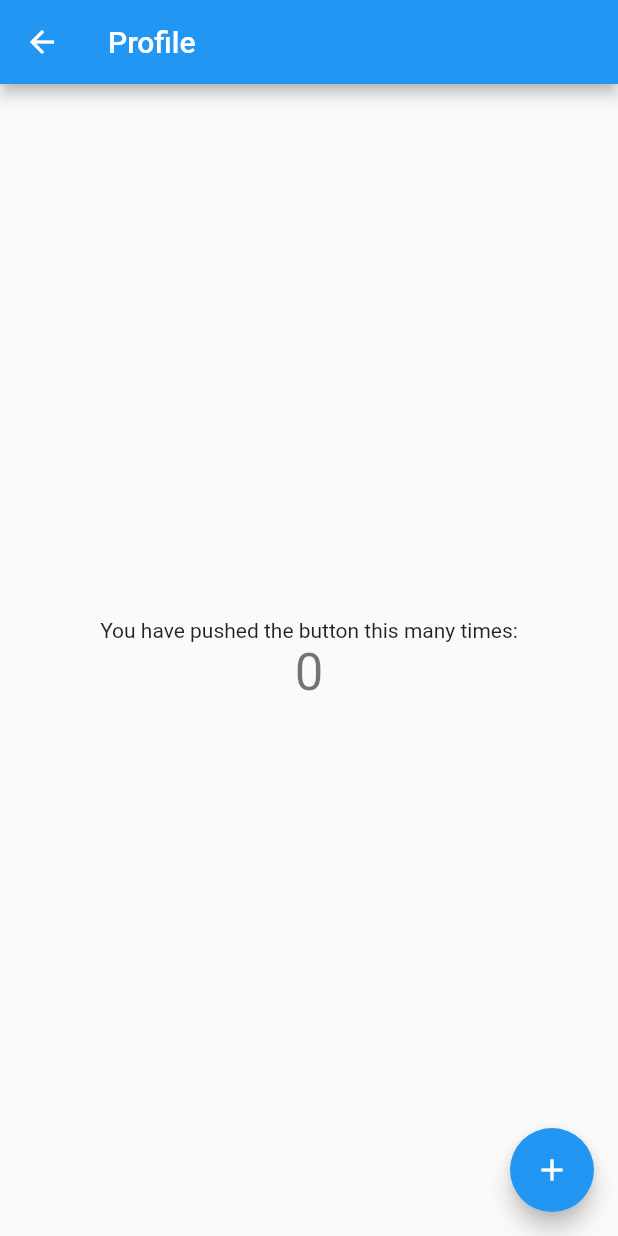
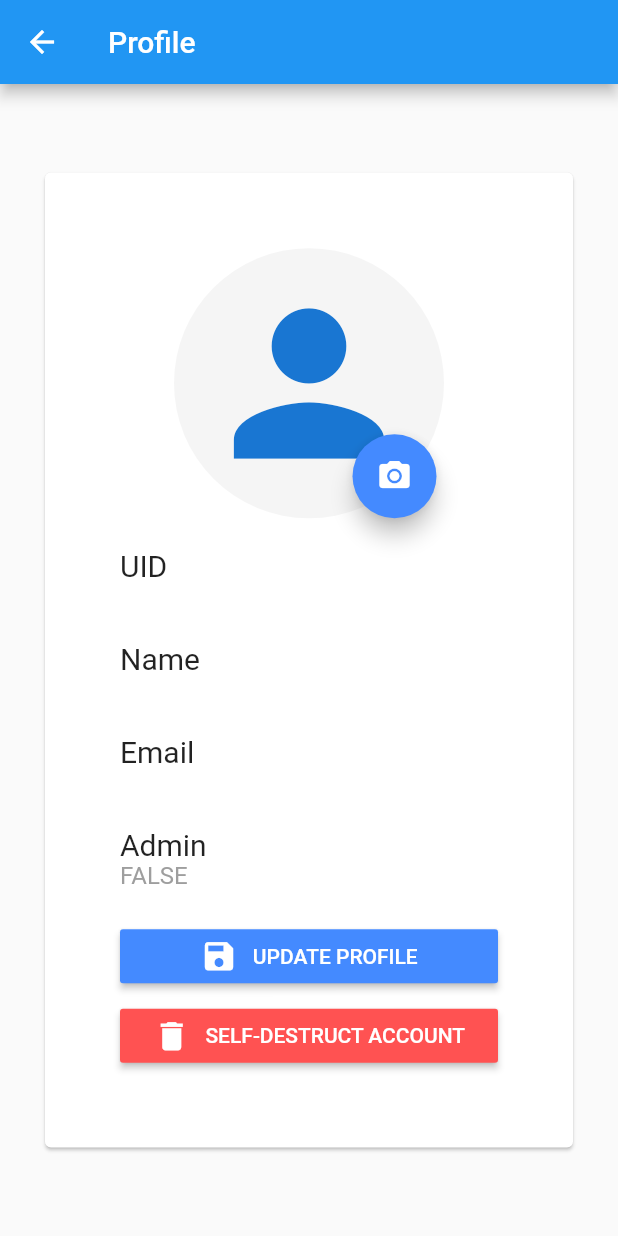
Before and after one commit to arma7x/FireFlutter, a Flutter app: the Profile screen opened directly, on a phone screen of 412 x 824 dp. Run offline on Flutter 3.47's test engine with Material 2 defaults, Android fonts, the phone set to English and light mode, and no system bars; our stand-ins replace cached_network_image, device_info, firebase_auth, firebase_database, firebase_messaging, google_sign_in and 2 more; accounts and stored records are empty.

Commit message:
flutter WIP upgrade

```diff
--- a/fireflutter/lib/navigation/screens/profile.dart
+++ b/fireflutter/lib/navigation/screens/profile.dart
@@ -1,6 +1,8 @@
 import 'package:flutter/material.dart';
 import 'package:provider/provider.dart';
 import 'package:fireflutter/state/provider_state.dart';
+import 'package:cached_network_image/cached_network_image.dart';
+import 'package:firebase_auth/firebase_auth.dart';
 
 class Profile extends StatefulWidget {
   Profile({Key key, this.title}) : super(key: key);
@@ -22,35 +24,155 @@ class Profile extends StatefulWidget {
 
 class _ProfileState extends State<Profile> {
 
+  FirebaseUser _user;
+  Map<dynamic, dynamic> _metadata;
+
   @override
   Widget build(BuildContext context) {
 
-    final counter = Provider.of<Counter>(context);
+    _user = Provider.of<Auth>(context).user;
+    _metadata = Provider.of<Auth>(context).metadata;
 
     return Scaffold(
       appBar: AppBar(
         title: Text(widget.title),
       ),
       body: Center(
+        child: Card(
+          margin: EdgeInsets.fromLTRB(0.0, 30.0, 0.0, 30.0),
+          child: Container(
+            height: 650,
+            width: (MediaQuery.of(context).size.width - 60),
             child: Column(
               mainAxisAlignment: MainAxisAlignment.center,
               children: <Widget>[
+                Stack(
+                    children: <Widget>[
+                      CircleAvatar(
+                        radius: 90,
+                        backgroundColor: Colors.grey[100],
+                        backgroundImage: _user?.photoUrl != null ? CachedNetworkImageProvider(_user?.photoUrl) : null,
+                        child: _user?.photoUrl == null ? Icon(Icons.person, size: 150.0) : null,
+                      ),
+                      Positioned(
+                        right: 5.0,
+                        bottom: 0.0,
+                        child: FloatingActionButton(
+                          backgroundColor: Colors.blueAccent,
+                          onPressed: () => {},
+                          child: Icon(Icons.camera_alt),
+                        )
+                      ),
+                    ]
+                ),
+                Container(
+                  width: double.infinity,
+                  margin: EdgeInsets.fromLTRB(50.0, 20.0, 50.0, 0.0),
+                  child: Column(
+                    crossAxisAlignment: CrossAxisAlignment.start,
+                    children: <Widget>[
                       Text(
-              'You have pushed the button this many times:',
+                        'UID',
+                        style: TextStyle(fontSize: 20, fontWeight: FontWeight.normal)
                       ),
                       Text(
-              '${counter.count}',
-              style: Theme.of(context).textTheme.display1,
+                        _user.uid,
+                        style: TextStyle(fontSize: 16, fontWeight: FontWeight.normal, color: Colors.grey)
                       ),
+                    ]
+                  ),
+                ),
+                Container(
+                  width: double.infinity,
+                  margin: EdgeInsets.fromLTRB(50.0, 20.0, 50.0, 0.0),
+                  child: Column(
+                    crossAxisAlignment: CrossAxisAlignment.start,
+                    children: <Widget>[
+                      Text(
+                        'Name',
+                        style: TextStyle(fontSize: 20, fontWeight: FontWeight.normal)
+                      ),
+                      Text(
+                        _user?.displayName != null ? _user.displayName : "Unknown",
+                        style: TextStyle(fontSize: 16, fontWeight: FontWeight.normal, color: Colors.grey),
+                      ),
+                    ]
+                  ),
+                ),
+                Container(
+                  width: double.infinity,
+                  margin: EdgeInsets.fromLTRB(50.0, 20.0, 50.0, 0.0),
+                  child: Column(
+                    crossAxisAlignment: CrossAxisAlignment.start,
+                    children: <Widget>[
+                      Text(
+                        'Email',
+                        style: TextStyle(fontSize: 20, fontWeight: FontWeight.normal)
+                      ),
+                      Text(
+                        _user?.email,
+                        style: TextStyle(fontSize: 16, fontWeight: FontWeight.normal, color: Colors.grey),
+                      ),
+                    ]
+                  ),
+                ),
+                Container(
+                  width: double.infinity,
+                  margin: EdgeInsets.fromLTRB(50.0, 20.0, 50.0, 0.0),
+                  child: Column(
+                    crossAxisAlignment: CrossAxisAlignment.start,
+                    children: <Widget>[
+                      Text(
+                        'Admin',
+                        style: TextStyle(fontSize: 20, fontWeight: FontWeight.normal)
+                      ),
+                      Text(
+                        _metadata['role'] == 1 ? 'TRUE' : 'FALSE',
+                        style: TextStyle(fontSize: 16, fontWeight: FontWeight.normal, color: Colors.grey),
+                      ),
+                    ]
+                  ),
+                ),
+                Container(width: double.infinity,
+                  margin: EdgeInsets.fromLTRB(50.0, 20.0, 50.0, 0.0),
+                  child: RaisedButton(
+                    onPressed: () {},
+                    color: Colors.blueAccent,
+                    child: Row(
+                      mainAxisAlignment: MainAxisAlignment.center,
+                      children: <Widget>[
+                        Icon(Icons.save, size: 25, color: Colors.white),
+                        SizedBox(width: 10),
+                        Text(
+                          "UPDATE PROFILE",
+                          style: TextStyle(color: Colors.white),
+                        ),
+                      ]
+                    )
+                  ),
+                ),
+                Container(width: double.infinity,
+                  margin: EdgeInsets.fromLTRB(50.0, 5.0, 50.0, 0.0),
+                  child: RaisedButton(
+                    onPressed: () {},
+                    color: Colors.redAccent,
+                    child: Row(
+                      mainAxisAlignment: MainAxisAlignment.center,
+                      children: <Widget>[
+                        Icon(Icons.delete, size: 25, color: Colors.white),
+                        SizedBox(width: 10),
+                        Text(
+                          "SELF-DESTRUCT ACCOUNT",
+                          style: TextStyle(color: Colors.white),
+                        ),
+                      ]
+                    )
+                  ),
+                )
               ],
             ),
           ),
-      floatingActionButton: FloatingActionButton(
-        onPressed: () {
-          Provider.of<Counter>(context, listen: false).increment();
-        },
-        tooltip: 'Increment',
-        child: Icon(Icons.add),
+        ),
       ),
     );
   }
--- a/fireflutter/pubspec.yaml
+++ b/fireflutter/pubspec.yaml
@@ -31,6 +31,7 @@ dependencies:
   device_info: ^0.4.0+2
   provider: ^3.1.0
   cached_network_image: ^1.1.1
+  toast: ^0.1.5
 
   # The following adds the Cupertino Icons font to your application.
   # Use with the CupertinoIcons class for iOS style icons.
```
Also changed, not shown: fireflutter/lib/main.dart (+14 -11 lines), fireflutter/lib/navigation/screens/forgot_password.dart (+3 -6 lines), fireflutter/lib/navigation/screens/login.dart (+5 -13 lines), fireflutter/lib/navigation/screens/register.dart (+3 -6 lines), fireflutter/pubspec.lock. Lines whose indentation alone changed are shown as unchanged.
